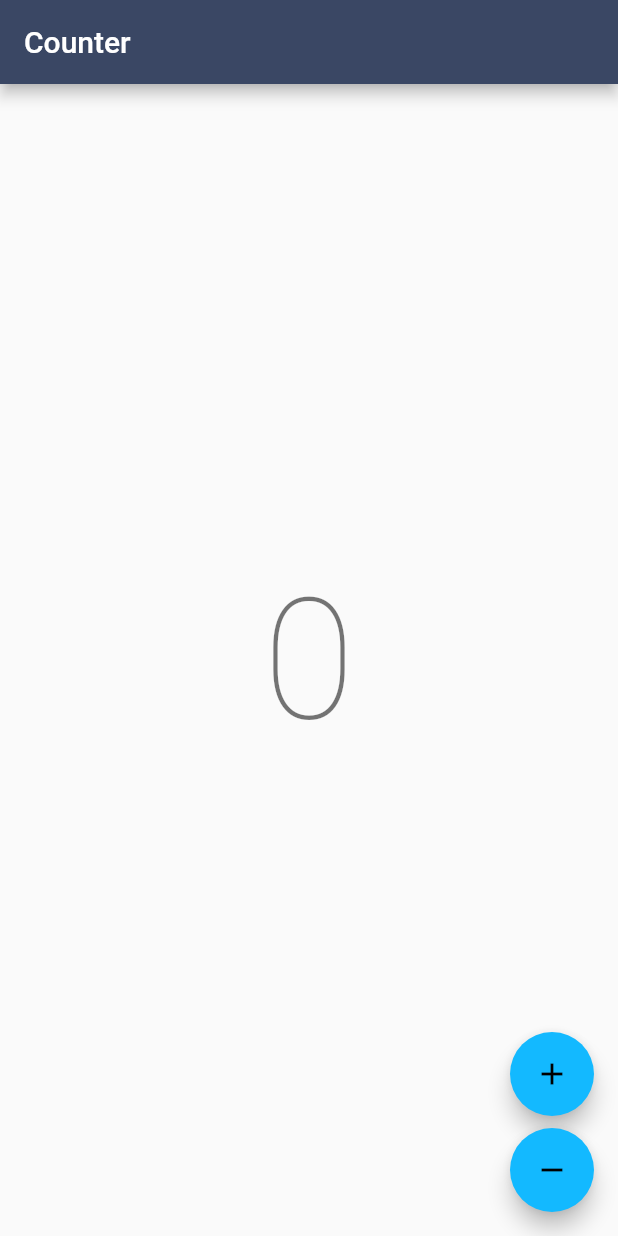
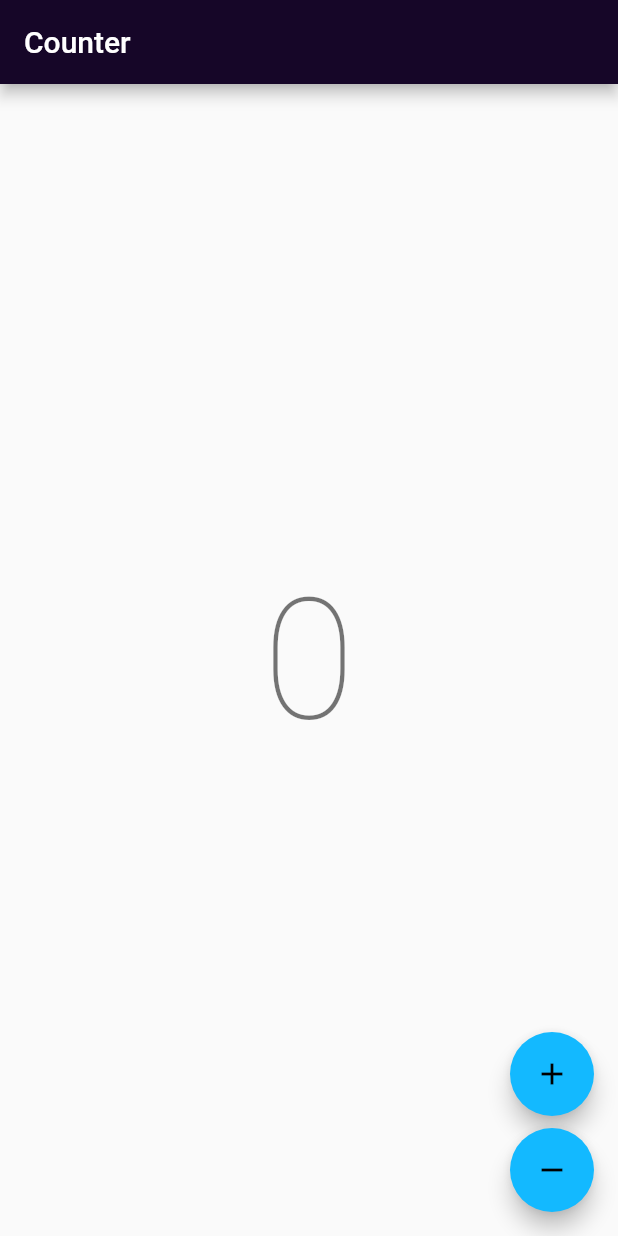
Before and after one commit to mulieriq/Simple-Calculator, a Flutter app: the screen it shows after launch, on a phone screen of 412 x 824 dp. Run offline on Flutter 3.47's test engine with Material 2 defaults, Android fonts, the phone set to English and light mode, and no system bars; our stand-ins replace bloc, flutter_bloc; generated files the repository leaves out were written again.

```diff
--- a/calculator_app/lib/app/view/app.dart
+++ b/calculator_app/lib/app/view/app.dart
@@ -10,7 +10,8 @@ class App extends StatelessWidget {
   Widget build(BuildContext context) {
     return MaterialApp(
       theme: ThemeData(
-        appBarTheme: AppBarTheme(color: darkDesaturatedBlueMainBackground),
+        appBarTheme:
+            AppBarTheme(color: ColorPalette.veryDarkVioletMainBackground),
         colorScheme: ColorScheme.fromSwatch(
           accentColor: const Color(0xFF13B9FF),
         ),
--- a/calculator_app/lib/core/presentation/theme/color_palette.dart
+++ b/calculator_app/lib/core/presentation/theme/color_palette.dart
@@ -4,92 +4,96 @@ import 'package:flutter/material.dart';
 const kPrimaryColor = Color.fromRGBO(245, 24, 197, 1);
 const kBackgroundColor = Color.fromRGBO(244, 251, 255, 0.918);
 
+class ColorPalette {
 // TK (Toggle and Keypad)
 // TKS (Toggle, Keypad and Screen)
 
 //  Theme 1 : Dark desaturated blue
 
 // Backgrounds
-Color darkDesaturatedBlueMainBackground = colorTransformer(222, 26, 31);
+  static Color darkDesaturatedBlueMainBackground =
+      colorTransformer(222, 26, 31);
 
-Color darkDesaturatedBlueTKBackground = colorTransformer(233, 31, 20);
+  static Color darkDesaturatedBlueTKBackground = colorTransformer(233, 31, 20);
 
-Color darkDesaturatedBlueScreenBackground = colorTransformer(224, 36, 15);
+  static Color darkDesaturatedBlueScreenBackground =
+      colorTransformer(224, 36, 15);
 
 // Keys
 
-Color darkDesaturatedBlueKeyBackground = colorTransformer(225, 21, 49);
+  static Color darkDesaturatedBlueKeyBackground = colorTransformer(225, 21, 49);
 
-Color darkDesaturatedBlueKeyShadow = colorTransformer(224, 28, 35);
+  static Color darkDesaturatedBlueKeyShadow = colorTransformer(224, 28, 35);
 
-Color redTKBackground = colorTransformer(6, 63, 50);
+  static Color redTKBackground = colorTransformer(6, 63, 50);
 
-Color darkRedKeyShadow = colorTransformer(6, 70, 34);
+  static Color darkRedKeyShadow = colorTransformer(6, 70, 34);
 
-Color lightGrayishOrangeKeyBackground = colorTransformer(30, 25, 89);
+  static Color lightGrayishOrangeKeyBackground = colorTransformer(30, 25, 89);
 
-Color grayishOrangeKeyShadow = colorTransformer(28, 16, 65);
+  static Color grayishOrangeKeyShadow = colorTransformer(28, 16, 65);
 
 // Text
 
-Color veryDarkgrayishBlue = colorTransformer(221, 14, 31);
+  static Color veryDarkgrayishBlue = colorTransformer(221, 14, 31);
 
 //  Theme 2 :  Light gray
 
 // Background
 
-Color lightGrayMainBackground = colorTransformer(0, 0, 90);
+  static Color lightGrayMainBackground = colorTransformer(0, 0, 90);
 
-Color grayishRedTKBackground = colorTransformer(0, 5, 81);
+  static Color grayishRedTKBackground = colorTransformer(0, 5, 81);
 
-Color veryLightGrayScreenBackground = colorTransformer(0, 0, 93);
+  static Color veryLightGrayScreenBackground = colorTransformer(0, 0, 93);
 
 // Keys
 
-Color darkModeratedCyanKeyBackground = colorTransformer(185, 42, 37);
+  static Color darkModeratedCyanKeyBackground = colorTransformer(185, 42, 37);
 
-Color veryDarCyanKeyShadow = colorTransformer(185, 58, 25);
+  static Color veryDarCyanKeyShadow = colorTransformer(185, 58, 25);
 
-Color orangeTKBackground = colorTransformer(25, 98, 40);
+  static Color orangeTKBackground = colorTransformer(25, 98, 40);
 
-Color darkOrangeKeyShadow = colorTransformer(25, 99, 27);
+  static Color darkOrangeKeyShadow = colorTransformer(25, 99, 27);
 
-Color lightGrayishYellowKeyBackground = colorTransformer(45, 7, 89);
+  static Color lightGrayishYellowKeyBackground = colorTransformer(45, 7, 89);
 
-Color darkGrayishOrangeKeyShadow = colorTransformer(35, 11, 61);
+  static Color darkGrayishOrangeKeyShadow = colorTransformer(35, 11, 61);
 
 // Text
 
-Color veryDarkgrayishYellow = colorTransformer(60, 10, 19);
+  static Color veryDarkgrayishYellow = colorTransformer(60, 10, 19);
 
 //  Theme 3 : Dark violet
 
 // Background
 
-Color veryDarkVioletMainBackground = colorTransformer(268, 75, 9);
+  static Color veryDarkVioletMainBackground = colorTransformer(268, 75, 9);
 
-Color veryDarkVioletTKS = colorTransformer(268, 71, 12);
+  static Color veryDarkVioletTKS = colorTransformer(268, 71, 12);
 
 // Keys
 
-Color darkVioletKeyBackground = colorTransformer(281, 89, 26);
+  static Color darkVioletKeyBackground = colorTransformer(281, 89, 26);
 
-Color vividMagentaKeyShadow = colorTransformer(285, 91, 52);
+  static Color vividMagentaKeyShadow = colorTransformer(285, 91, 52);
 
-Color pureCyanTKBackground = colorTransformer(176, 100, 44);
+  static Color pureCyanTKBackground = colorTransformer(176, 100, 44);
 
-Color softCyanKeyShadow = colorTransformer(177, 92, 70);
+  static Color softCyanKeyShadow = colorTransformer(177, 92, 70);
 
-Color veryDarkVioletKeyBackground = colorTransformer(268, 47, 21);
+  static Color veryDarkVioletKeyBackground = colorTransformer(268, 47, 21);
 
-Color darkMagentaKeyShadow = colorTransformer(290, 70, 36);
+  static Color darkMagentaKeyShadow = colorTransformer(290, 70, 36);
 
 // Text
 
-Color lightYellow = colorTransformer(52, 100, 62);
+  static Color lightYellow = colorTransformer(52, 100, 62);
 
-Color veryDarkBlue = colorTransformer(198, 20, 13);
+  static Color veryDarkBlue = colorTransformer(198, 20, 13);
 
 // All Text White Color
 
-Color white = colorTransformer(0, 0, 100);
+  static Color white = colorTransformer(0, 0, 100);
+}
--- /dev/null
+++ b/calculator_app/lib/core/presentation/theme/theme.dart
@@ -0,0 +1,2 @@
+export './color_palette.dart';
+export './themes.dart';
```
Also changed, not shown: calculator_app/lib/core/presentation/theme/themes.dart (added, +7 -0 lines), 1 other file.
